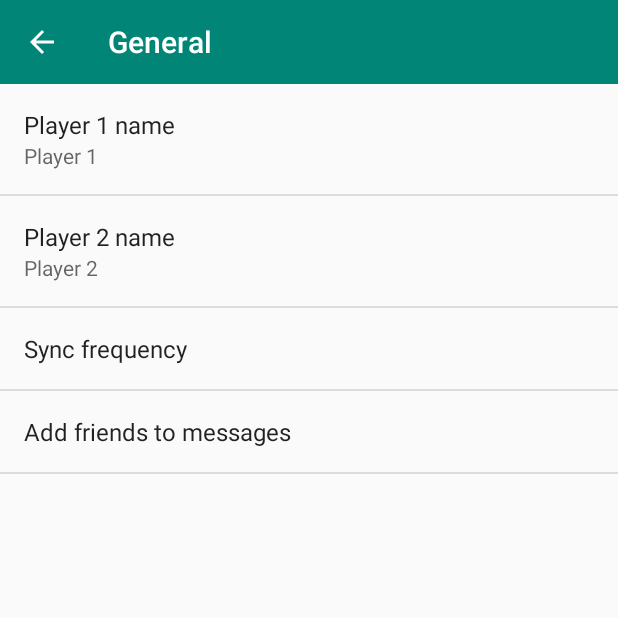
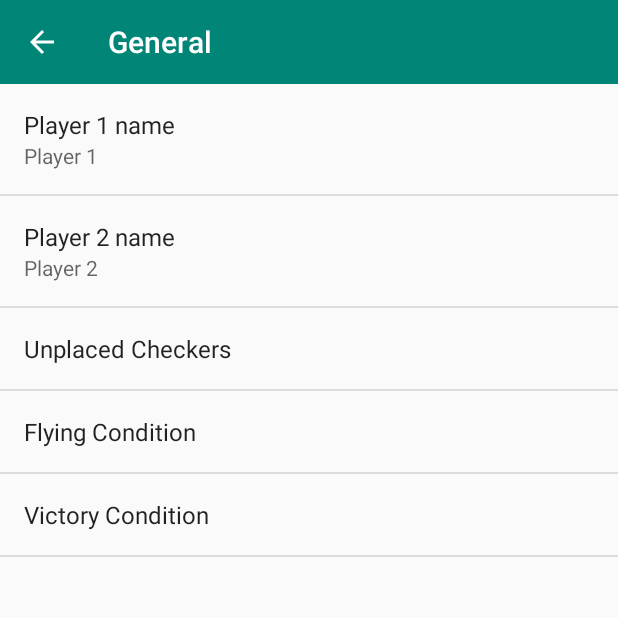
Before and after one commit to tago-SE/NineMenMorrisAndroid, an Android app: the SettingsActivity screen opened directly, with no data from a screen before it, after a tap on "General", on a phone screen of 412 x 824 dp, the top half of it. Run offline under Robolectric (Android 15) with nearby library versions, the phone set to English and light mode, and no system bars.

Commit message:
Finished game setting preferences

```diff
--- a/app/src/main/java/tiago/ninemenmorris/ui/SettingsActivity.java
+++ b/app/src/main/java/tiago/ninemenmorris/ui/SettingsActivity.java
@@ -182,6 +182,9 @@ public class SettingsActivity extends AppCompatPreferenceActivity {
 
             bindPreferenceSummaryToValue(findPreference("prefPlayer1name"));
             bindPreferenceSummaryToValue(findPreference("prefPlayer2name"));
+            bindPreferenceSummaryToValue(findPreference("unplaced_checkers"));
+            bindPreferenceSummaryToValue(findPreference("flying_cond"));
+            bindPreferenceSummaryToValue(findPreference("victory_cond"));
         }
 
         @Override
--- a/app/src/main/res/values/strings.xml
+++ b/app/src/main/res/values/strings.xml
@@ -36,6 +36,34 @@
 
     <!-- Strings related to Settings -->
     <string name="pref_header_general">General</string>
+
+    <!-- General Settings -->
+    <string-array name="pref_unplaced_checkers">
+        <item>6</item>
+        <item>7</item>
+        <item>8</item>
+        <item>9</item>
+        <item>10</item>
+        <item>11</item>
+    </string-array>
+    <string-array name="pref_flying_cond">
+        <item>3</item>
+        <item>4</item>
+        <item>5</item>
+        <item>6</item>
+        <item>7</item>
+        <item>8</item>
+        <item>9</item>
+        <item>10</item>
+        <item>11</item>
+    </string-array>
+    <string-array name="pref_victory_cond">
+        <item>2</item>
+        <item>3</item>
+        <item>4</item>
+        <item>5</item>
+    </string-array>
+
 
     <!-- Example General settings -->
 
--- a/app/src/main/res/xml/pref_general.xml
+++ b/app/src/main/res/xml/pref_general.xml
@@ -18,24 +18,34 @@
         android:title="Player 2 name" />
 
     <ListPreference
-        android:defaultValue="180"
-        android:entries="@array/pref_sync_frequency_titles"
-        android:entryValues="@array/pref_sync_frequency_values"
-        android:key="sync_frequency"
+        android:defaultValue="-1"
+        android:entries="@array/pref_unplaced_checkers"
+        android:entryValues="@array/pref_unplaced_checkers"
+        android:key="unplaced_checkers"
         android:negativeButtonText="@null"
         android:positiveButtonText="@null"
-        android:title="@string/pref_title_sync_frequency" />
+        android:title="Unplaced Checkers" />
 
     <!-- NOTE: Hide buttons to simplify the UI. Users can touch outside the dialog to
          dismiss it. -->
     <!-- NOTE: ListPreference's summary should be set to its value by the activity code. -->
     <ListPreference
         android:defaultValue="-1"
-        android:entries="@array/pref_example_list_titles"
-        android:entryValues="@array/pref_example_list_values"
-        android:key="example_list"
+        android:entries="@array/pref_flying_cond"
+        android:entryValues="@array/pref_flying_cond"
+        android:key="flying_cond"
         android:negativeButtonText="@null"
         android:positiveButtonText="@null"
-        android:title="@string/pref_title_add_friends_to_messages" />
+        android:title="Flying Condition" />
+    <ListPreference
+        android:layout_width="wrap_content"
+        android:layout_height="wrap_content"
+        android:defaultValue="-1"
+        android:entries="@array/pref_victory_cond"
+        android:entryValues="@array/pref_victory_cond"
+        android:key="victory_cond"
+        android:negativeButtonText="@null"
+        android:positiveButtonText="@null"
+        android:title="Victory Condition" />
 
 </PreferenceScreen>
--- a/app/src/main/res/xml/pref_headers.xml
+++ b/app/src/main/res/xml/pref_headers.xml
@@ -7,6 +7,7 @@
         android:icon="@drawable/ic_info_black_24dp"
         android:title="@string/pref_header_general" />
 
+    <!--
     <header
         android:fragment="tiago.ninemenmorris.ui.SettingsActivity$NotificationPreferenceFragment"
         android:icon="@drawable/ic_notifications_black_24dp"
@@ -16,5 +17,5 @@
         android:fragment="tiago.ninemenmorris.ui.SettingsActivity$DataSyncPreferenceFragment"
         android:icon="@drawable/ic_sync_black_24dp"
         android:title="@string/pref_header_data_sync" />
-
+    -->
 </preference-headers>
```
Also changed, not shown: app/src/main/java/tiago/ninemenmorris/ui/GameSettingsActivity.java (+34 -17 lines), app/src/main/java/tiago/ninemenmorris/ui/MainActivity.java (+7 -1 lines).
